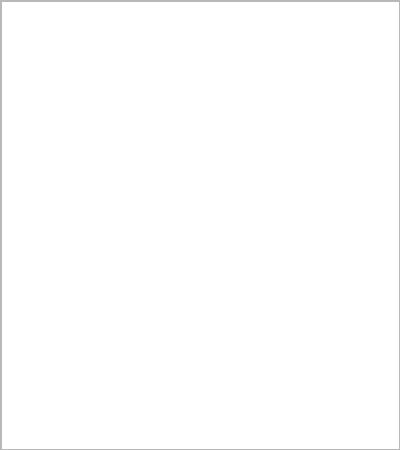
The window that logwindow.ui (w-mj/DataStructureProject) describes before a commit, drawn with Qt 5.
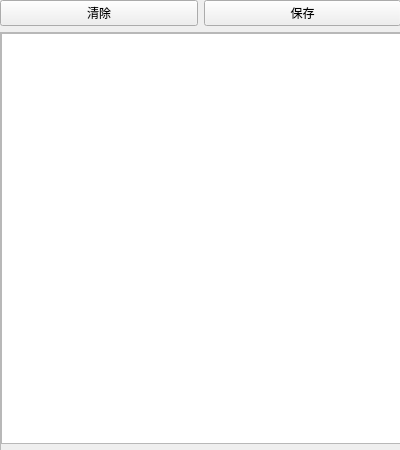
The same window after the commit.

The edit to the form file:
```diff
--- a/logwindow.ui
+++ b/logwindow.ui
@@ -13,15 +13,36 @@
   <property name="windowTitle">
    <string>Form</string>
   </property>
+  <widget class="QWidget" name="">
+   <property name="geometry">
+    <rect>
+     <x>0</x>
+     <y>0</y>
+     <width>401</width>
+     <height>451</height>
+    </rect>
+   </property>
+   <layout class="QVBoxLayout" name="verticalLayout_2">
+    <item>
+     <layout class="QHBoxLayout" name="horizontalLayout_2">
+      <item>
+       <widget class="QPushButton" name="clear">
+        <property name="text">
+         <string>清除</string>
+        </property>
+       </widget>
+      </item>
+      <item>
+       <widget class="QPushButton" name="save">
+        <property name="text">
+         <string>保存</string>
+        </property>
+       </widget>
+      </item>
+     </layout>
+    </item>
+    <item>
   <widget class="QScrollArea" name="scrollArea">
-   <property name="geometry">
-    <rect>
-     <x>0</x>
-     <y>0</y>
-     <width>400</width>
-     <height>450</height>
-    </rect>
-   </property>
    <property name="widgetResizable">
     <bool>true</bool>
    </property>
@@ -30,8 +51,8 @@
      <rect>
       <x>0</x>
       <y>0</y>
-      <width>398</width>
-      <height>448</height>
+         <width>397</width>
+         <height>414</height>
      </rect>
     </property>
     <widget class="QTextEdit" name="text">
@@ -40,7 +61,7 @@
        <x>0</x>
        <y>0</y>
        <width>400</width>
-       <height>450</height>
+          <height>411</height>
       </rect>
      </property>
      <property name="readOnly">
@@ -48,6 +69,9 @@
      </property>
     </widget>
    </widget>
+     </widget>
+    </item>
+   </layout>
   </widget>
  </widget>
  <resources/>
```
Lines whose indentation alone changed are shown as unchanged.
